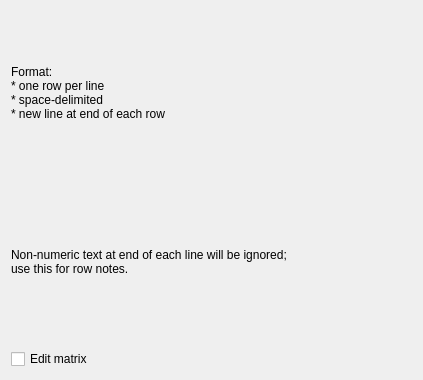
Before: the Qt Designer form src/Interface/Modules/Math/CreateMatrix.ui in SCIInstitute/SCIRun, drawn with Qt 5.
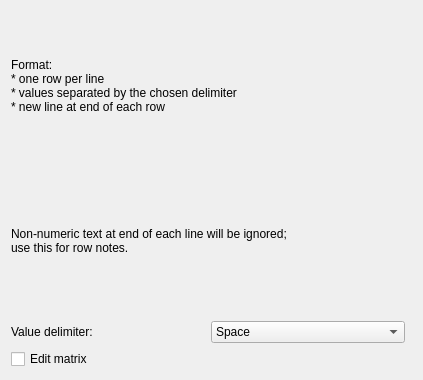
After: the same form once the commit is applied.

Commit message: Add delimiter option to CreateMatrix text parsing (#706)

Patch:
```diff
--- a/src/Interface/Modules/Math/CreateMatrix.ui
+++ b/src/Interface/Modules/Math/CreateMatrix.ui
@@ -35,9 +35,9 @@
       </size>
      </property>
      <property name="text">
-      <string>Format: 
+      <string>Format:
 * one row per line
-* space-delimited
+* values separated by the chosen delimiter
 * new line at end of each row</string>
      </property>
     </widget>
@@ -53,6 +53,48 @@
      </property>
     </widget>
    </item>
+   <item>
+    <layout class="QHBoxLayout" name="delimiterLayout">
+     <item>
+      <widget class="QLabel" name="delimiterLabel_">
+       <property name="text">
+        <string>Value delimiter:</string>
+       </property>
+      </widget>
+     </item>
+     <item>
+      <widget class="QComboBox" name="delimiterComboBox_">
+       <item>
+        <property name="text">
+         <string>Space</string>
+        </property>
+       </item>
+       <item>
+        <property name="text">
+         <string>Comma</string>
+        </property>
+       </item>
+       <item>
+        <property name="text">
+         <string>Semicolon</string>
+        </property>
+       </item>
+       <item>
+        <property name="text">
+         <string>Tab</string>
+        </property>
+       </item>
+      </widget>
+     </item>
+     <item>
+      <spacer name="delimiterSpacer_">
+       <property name="orientation">
+        <enum>Qt::Horizontal</enum>
+       </property>
+      </spacer>
+     </item>
+    </layout>
+   </item>
    <item>
     <widget class="QCheckBox" name="editCheckBox_">
      <property name="text">
```
The commit also changes 5 other files.
